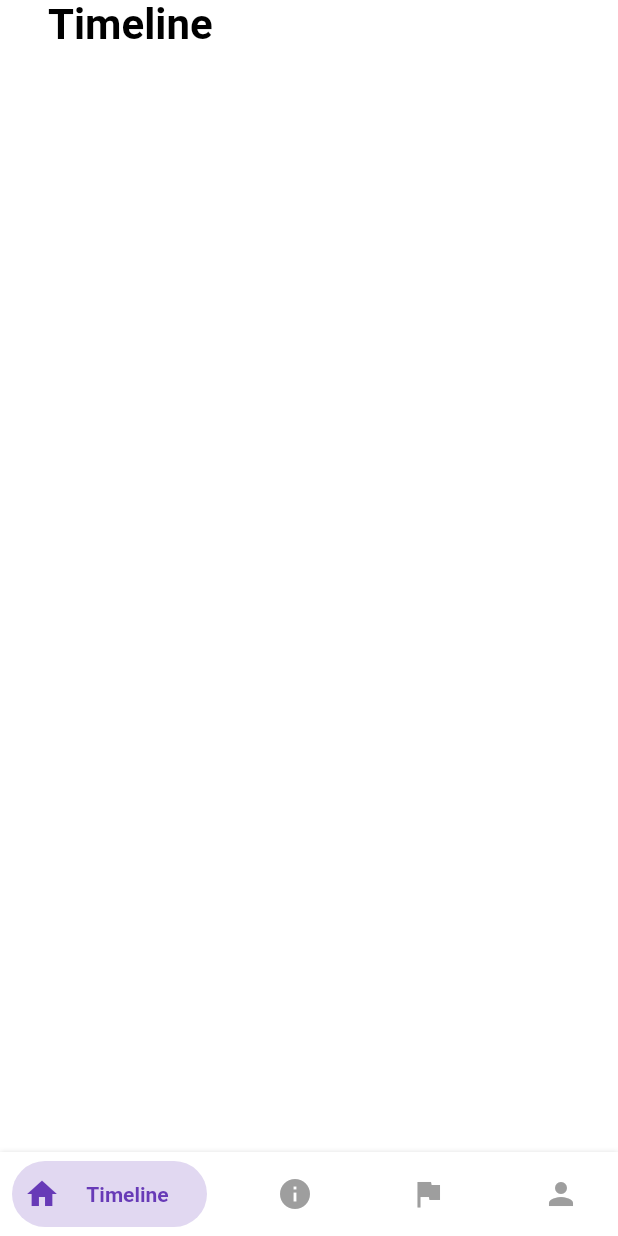
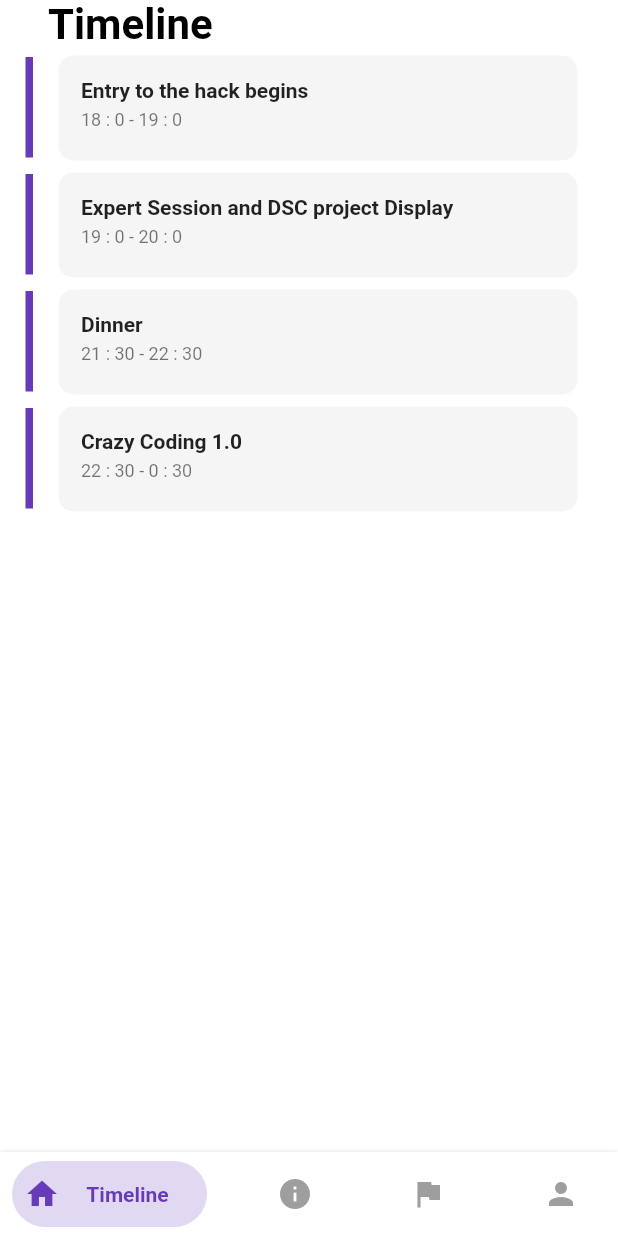
Before and after one commit to GDGVIT/WomenTechies20-App, a Flutter app: the screen it shows after launch, on a phone screen of 412 x 824 dp. Run offline on Flutter 3.47's test engine with Material 2 defaults, Android fonts, the phone set to English and light mode, and no system bars; drawn by our look-alikes of bottom_navy_bar; our stand-ins replace page_transition.

Commit message:
added timeline, work in progress

```diff
--- /dev/null
+++ b/womentechies_20_app/lib/models/event.dart
@@ -0,0 +1,14 @@
+import 'package:flutter/foundation.dart';
+import 'package:flutter/material.dart';
+
+class Event {
+  TimeOfDay startime;
+  TimeOfDay endtime;
+  String name;
+  Event({
+    @required this.name,
+    @required this.startime,
+    this.endtime,
+  });
+  // bool get getStatus => isactive;
+}
--- a/womentechies_20_app/lib/screens/home_screen.dart
+++ b/womentechies_20_app/lib/screens/home_screen.dart
@@ -1,5 +1,7 @@
 import 'package:flutter/material.dart';
 import 'package:womentechies_20_app/widgets/header.dart';
+import 'package:womentechies_20_app/widgets/timeline_card.dart';
+import '../models/event.dart';
 
 class MyHomeScreen extends StatefulWidget {
   static const routename = '/home';
@@ -9,15 +11,77 @@ class MyHomeScreen extends StatefulWidget {
 }
 
 class _MyHomeScreenState extends State<MyHomeScreen> {
-  int currentPage = 0;
+  List<Event> eventList;
+  @override
+  void initState() {
+    super.initState();
+    eventList = [
+      Event(
+          name: 'Entry to the hack begins',
+          startime: TimeOfDay(hour: 18, minute: 0),
+          endtime: TimeOfDay(hour: 19, minute: 0)),
+      Event(
+          name: 'Expert Session and DSC project Display',
+          startime: TimeOfDay(hour: 19, minute: 0),
+          endtime: TimeOfDay(hour: 20, minute: 0)),
+      Event(
+          name: 'Dinner',
+          startime: TimeOfDay(hour: 21, minute: 30),
+          endtime: TimeOfDay(hour: 22, minute: 30)),
+      Event(
+          name: 'Crazy Coding 1.0',
+          startime: TimeOfDay(hour: 22, minute: 30),
+          endtime: TimeOfDay(hour: 0, minute: 30)),
+    ];
+  }
+
   @override
   Widget build(BuildContext context) {
     return Scaffold(
       body: Column(
         crossAxisAlignment: CrossAxisAlignment.start,
         children: <Widget>[
-          SizedBox(height: MediaQuery.of(context).padding.top*2),
+          SizedBox(height: MediaQuery.of(context).padding.top * 2),
           Header('Timeline'),
+          Expanded(
+            child: Padding(
+              padding: const EdgeInsets.only(left: 12),
+              child: ListView.builder(
+                itemCount: eventList.length,
+                itemBuilder: (ctx, index) {
+                  return Stack(
+                    children: <Widget>[
+                      TimelineCard(
+                        eventName: eventList[index].name,
+                        startime: eventList[index].startime,
+                        endtime: eventList[index].endtime,
+                      ),
+                      Positioned(
+                        top: 0,
+                        //top: MediaQuery.of(ctx).size.height * 0.025,
+                        left: 0,
+                        bottom: 1,
+                        child: Container(
+                          margin: EdgeInsets.all(5.0),
+                          height: 80,
+                          width: 5,
+                          decoration: BoxDecoration(
+                              shape: BoxShape.rectangle,
+                              color: Theme.of(ctx).accentColor),
+                        ),
+                      ),
+                    ],
+                  );
+                  // return ListTile(
+                  //   title: Text(eventList[index].name),
+                  //   subtitle: Text(
+                  //     '${eventList[index].startime.hour} : ${eventList[index].startime.minute} - ${eventList[index].endtime.hour} : ${eventList[index].endtime.minute}',
+                  //   ),
+                  // );
+                },
+              ),
+            ),
+          ),
         ],
       ),
     );
--- /dev/null
+++ b/womentechies_20_app/lib/widgets/timeline_card.dart
@@ -0,0 +1,50 @@
+//if reqd, make timeline card a widget
+
+import 'package:flutter/material.dart';
+
+class TimelineCard extends StatelessWidget {
+  final String eventName;
+  final TimeOfDay startime;
+  final TimeOfDay endtime;
+  TimelineCard({
+    @required this.eventName,
+    @required this.startime,
+    @required this.endtime,
+  });
+  @override
+  Widget build(BuildContext context) {
+    return Padding(
+      padding: const EdgeInsets.symmetric(horizontal: 23),
+      child: Card(
+        elevation: 0,
+        shape: RoundedRectangleBorder(borderRadius: BorderRadius.circular(10)),
+        color: Colors.grey[100],
+        child: Container(
+          width: MediaQuery.of(context).size.width * 0.9,
+          height: 70,
+          child: Padding(
+              padding: const EdgeInsets.only(
+                top: 15,
+                left: 15,
+              ),
+              child: Column(
+                crossAxisAlignment: CrossAxisAlignment.start,
+                children: <Widget>[
+                  Text(
+                    eventName,
+                    style: TextStyle(fontSize: 14, fontWeight: FontWeight.w600),
+                  ),
+                  SizedBox(
+                    height: 5,
+                  ),
+                  Text(
+                    '${startime.hour} : ${startime.minute} - ${endtime.hour} : ${endtime.minute}',
+                    style: Theme.of(context).textTheme.caption,
+                  ),
+                ],
+              )),
+        ),
+      ),
+    );
+  }
+}
```
